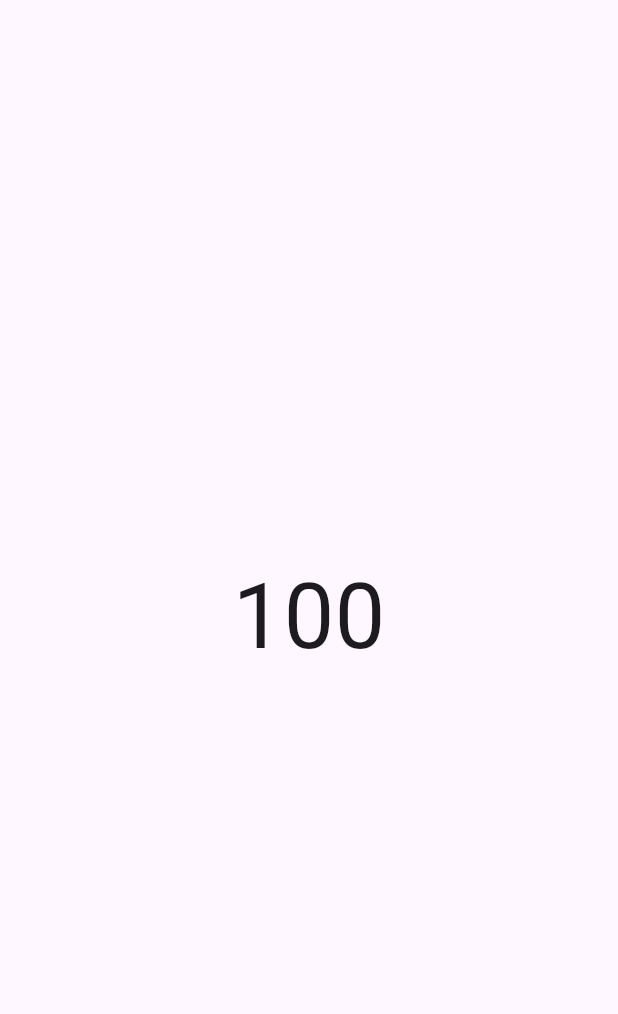
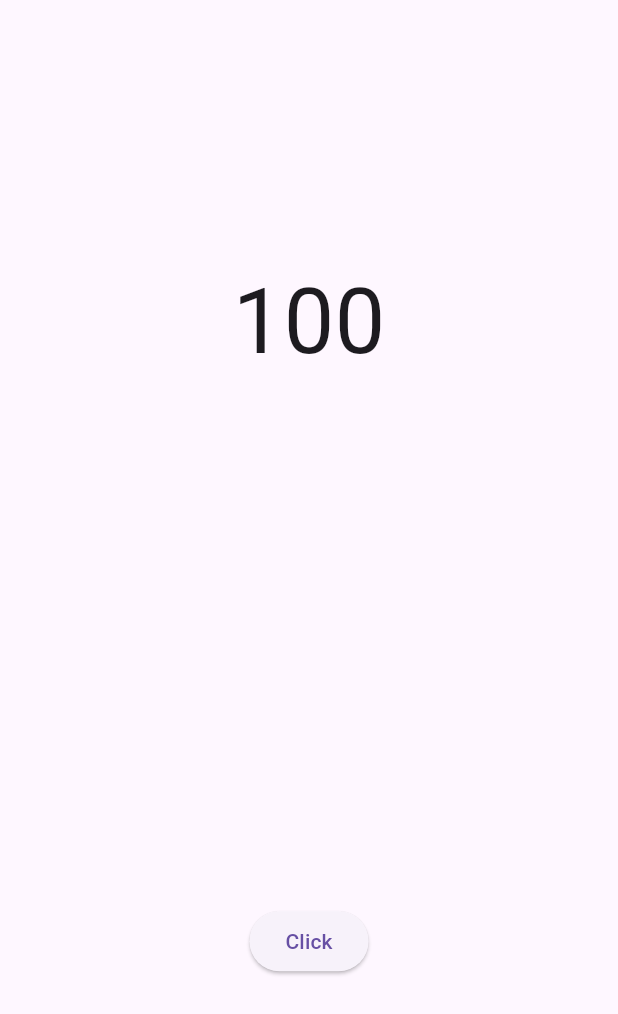
Before and after one commit to ahmed-eltantawi/animation-practice, a Flutter app: the TweenAnimationBuilderView screen opened directly, on a phone screen of 412 x 824 dp. Shown: the top 1014 px of the screen. Run offline on Flutter 3.47's test engine with Material 3 defaults, Android fonts, the phone set to English and light mode, and no system bars.

Commit message:
Refactor TweenAnimationBuilderView to use StatefulWidget and enhance animation duration and layout

```diff
--- a/lib/tween_animation_builder/tween_animation_builder_view.dart
+++ b/lib/tween_animation_builder/tween_animation_builder_view.dart
@@ -1,19 +1,41 @@
 import 'package:flutter/material.dart';
 
-class TweenAnimationBuilderView extends StatelessWidget {
+class TweenAnimationBuilderView extends StatefulWidget {
   const new({super.key});
 
   @override
+  State<TweenAnimationBuilderView> createState() =>
+      _TweenAnimationBuilderViewState();
+}
+
+int animationKey = 0;
+
+class _TweenAnimationBuilderViewState extends State<TweenAnimationBuilderView> {
   @override
   Widget build(BuildContext context) {
     return Scaffold(
       body: Center(
-        child: TweenAnimationBuilder(
-          tween: IntTween(begin: 0, end: 100),
-          duration: const Duration(seconds: 1),
-          builder: (context, value, child) {
-            return Text(value.toString(), style: TextStyle(fontSize: 60));
-          },
+        child: Column(
+          mainAxisAlignment: MainAxisAlignment.spaceAround,
+          children: [
+            TweenAnimationBuilder(
+              key: ValueKey(animationKey),
+              curve: Curves.easeOutCirc,
+              tween: IntTween(begin: 0, end: 100),
+              duration: const Duration(seconds: 2),
+              builder: (context, value, child) {
+                return Text(value.toString(), style: TextStyle(fontSize: 60));
+              },
+            ),
+            ElevatedButton(
+              onPressed: () {
+                setState(() {
+                  animationKey++;
+                });
+              },
+              child: Text("Click"),
+            ),
+          ],
         ),
       ),
     );
```
